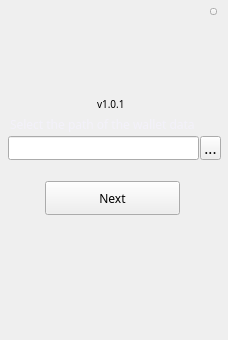
Above: LNKWallet/selectwalletpathwidget.ui from HcashOrg/hx-indicator before the change. Below: the same form after it.
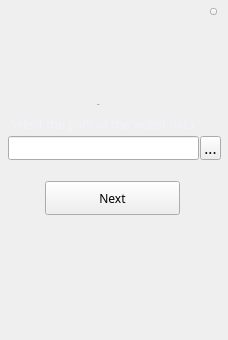
That is the form after the change.

```diff
--- a/LNKWallet/selectwalletpathwidget.ui
+++ b/LNKWallet/selectwalletpathwidget.ui
@@ -111,18 +111,22 @@
    <property name="geometry">
     <rect>
      <x>97</x>
-     <y>94</y>
+     <y>95</y>
      <width>80</width>
-     <height>20</height>
+     <height>18</height>
     </rect>
    </property>
    <property name="font">
     <font>
+     <family>微软雅黑</family>
      <pointsize>-1</pointsize>
+     <weight>50</weight>
+     <italic>false</italic>
+     <bold>false</bold>
     </font>
    </property>
    <property name="styleSheet">
-    <string notr="true">font-size: 10px;</string>
+    <string notr="true">font: 11px &quot;微软雅黑&quot;;</string>
    </property>
    <property name="text">
     <string>v1.0.1</string>
@@ -155,7 +159,7 @@
     <rect>
      <x>10</x>
      <y>116</y>
-     <width>201</width>
+     <width>210</width>
      <height>16</height>
     </rect>
    </property>
```
Left out of the diff: 2 changed lines with no effect on the pictures.
